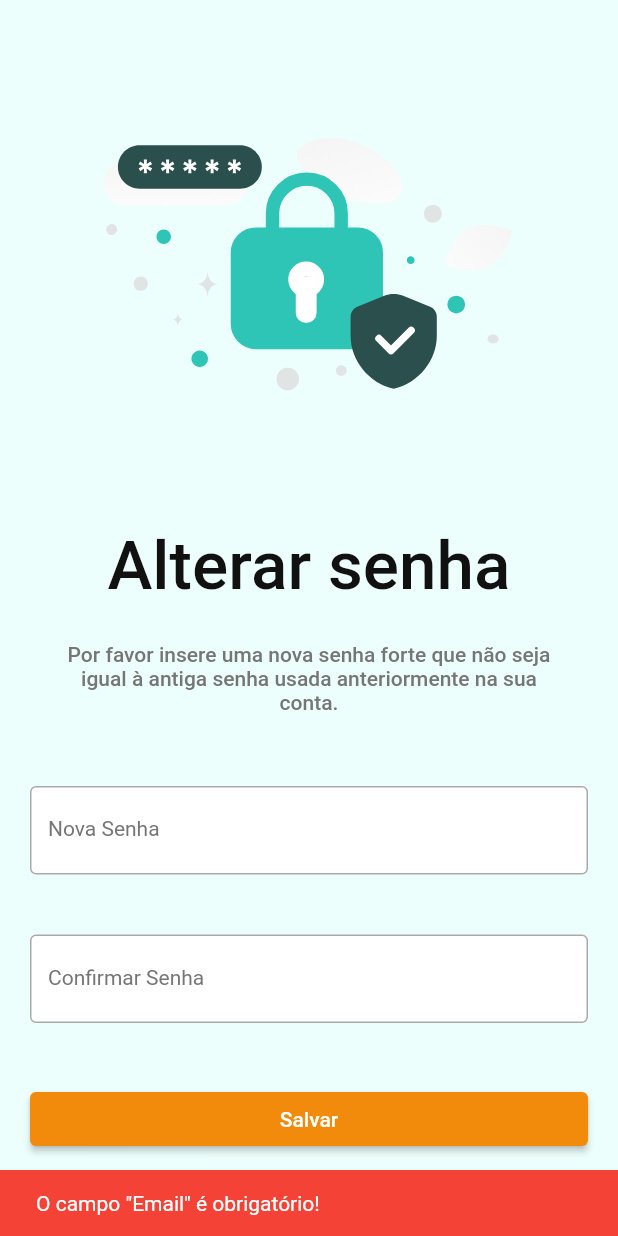
After one commit to JoaoCupido/projeto_sti, a Flutter app: the RecoverAccount3 screen opened by its route, after a tap on "Salvar", on a phone screen of 412 x 824 dp. The commit adds this screen. Run offline on Flutter 3.47's test engine with Material 2 defaults, Android fonts, the phone set to English and light mode, and no system bars; our stand-ins replace flutter_svg.

Commit message:
"Alterar senha" page (por acabar)

```diff
--- a/lib/main.dart
+++ b/lib/main.dart
@@ -4,6 +4,7 @@ import 'package:projeto_sti/onboarding_screen.dart';
 import 'package:projeto_sti/account_session.dart';
 import 'package:projeto_sti/recover_account_1.dart';
 import 'package:projeto_sti/recover_account_2.dart';
+import 'package:projeto_sti/recover_account_3.dart';
 
 void main() {
   runApp(const MyApp());
@@ -27,6 +28,7 @@ class MyApp extends StatelessWidget {
             '/login': (context) => const AccountSessionScreen(),
             '/recover-account': (context) => const RecoverAccount1(),
             '/recover-account-2': (context) => const RecoverAccount2(),
+            '/recover-account-3': (context) => const RecoverAccount3(),
           },
           theme: ThemeData(
             colorScheme: const ColorScheme(
--- a/lib/recover_account_2.dart
+++ b/lib/recover_account_2.dart
@@ -206,7 +206,7 @@ class _RecoverAccount2State extends State<RecoverAccount2>
                           onPressed: () {
                             if (_validateEmailForm()) {
                               Navigator.of(context)
-                                  .pushReplacementNamed('/tutorial');
+                                  .pushReplacementNamed('/recover-account-3');
                             }
                           },
                           child: const Text('Validar'),
--- /dev/null
+++ b/lib/recover_account_3.dart
@@ -0,0 +1,146 @@
+import 'package:flutter/material.dart';
+import 'package:flutter_svg/flutter_svg.dart';
+
+class RecoverAccount3 extends StatefulWidget {
+  const RecoverAccount3({super.key});
+
+  @override
+  State<RecoverAccount3> createState() => _RecoverAccount3State();
+}
+
+class _RecoverAccount3State extends State<RecoverAccount3>
+    with SingleTickerProviderStateMixin {
+  TextEditingController _emailController = TextEditingController();
+
+  bool _validateEmailForm() {
+    final email = _emailController.text.trim();
+
+    final RegExp emailRegex = RegExp(
+      r'^[a-zA-Z0-9.]+@[a-zA-Z0-9]+\.[a-zA-Z]+',
+    );
+
+    if (email.isEmpty) {
+      ScaffoldMessenger.of(context).showSnackBar(SnackBar(
+        content: const Text('O campo "Email" é obrigatório!'),
+        backgroundColor: Theme.of(context).colorScheme.error,
+      ));
+      return false;
+    } else if (!emailRegex.hasMatch(email)) {
+      ScaffoldMessenger.of(context).showSnackBar(SnackBar(
+        content: const Text('Por favor, digite um email válido!'),
+        backgroundColor: Theme.of(context).colorScheme.error,
+      ));
+      return false;
+    }
+
+    return true;
+  }
+
+  @override
+  Widget build(BuildContext context) {
+    return Scaffold(
+      backgroundColor: Theme.of(context).colorScheme.background,
+      body: SingleChildScrollView(
+        child: Column(
+          children: [
+            Container(
+              padding: const EdgeInsets.symmetric(horizontal: 16.0),
+              child: Column(
+                mainAxisAlignment: MainAxisAlignment.start,
+                children: [
+                  SvgPicture.asset(
+                    'assets/images/225-2-NovaSenha.svg',
+                    width: 350,
+                    height: 350,
+                  ),
+                  Padding(
+                    padding: const EdgeInsets.symmetric(vertical: 0.5),
+                    child: Text("Alterar senha",
+                        style: Theme.of(context).textTheme.displaySmall,
+                        textAlign: TextAlign.center),
+                  ),
+                  const SizedBox(height: 16.0),
+                  Padding(
+                    padding: const EdgeInsets.symmetric(
+                        vertical: 8.0, horizontal: 24.0),
+                    child: Text(
+                        "Por favor insere uma nova senha forte que não seja igual à antiga senha usada anteriormente na sua conta.",
+                        style: Theme.of(context).textTheme.bodyLarge,
+                        textAlign: TextAlign.center),
+                  ),
+                ],
+              ),
+            ),
+            const SizedBox(height: 40.0),
+            Padding(
+              padding: const EdgeInsets.symmetric(horizontal: 20),
+              child: Column(
+                children: [
+                  TextField(
+                    controller: _emailController,
+                    decoration: InputDecoration(
+                      labelText: 'Nova Senha',
+                      labelStyle: Theme.of(context).textTheme.bodyMedium,
+                      border: OutlineInputBorder(
+                        borderRadius: BorderRadius.circular(4.0),
+                        borderSide: BorderSide(
+                          color: Theme.of(context).colorScheme.outlineVariant,
+                        ),
+                      ),
+                      enabledBorder: OutlineInputBorder(
+                        borderRadius: BorderRadius.circular(4.0),
+                        borderSide: BorderSide(
+                          color: Theme.of(context).colorScheme.outlineVariant,
+                        ),
+                      ),
+                      filled: true,
+                      fillColor: Theme.of(context).colorScheme.surface,
+                    ),
+                  ),
+                  const SizedBox(height: 40),
+                  TextField(
+                    controller: _emailController,
+                    decoration: InputDecoration(
+                      labelText: 'Confirmar Senha',
+                      labelStyle: Theme.of(context).textTheme.bodyMedium,
+                      border: OutlineInputBorder(
+                        borderRadius: BorderRadius.circular(4.0),
+                        borderSide: BorderSide(
+                          color: Theme.of(context).colorScheme.outlineVariant,
+                        ),
+                      ),
+                      enabledBorder: OutlineInputBorder(
+                        borderRadius: BorderRadius.circular(4.0),
+                        borderSide: BorderSide(
+                          color: Theme.of(context).colorScheme.outlineVariant,
+                        ),
+                      ),
+                      filled: true,
+                      fillColor: Theme.of(context).colorScheme.surface,
+                    ),
+                  ),
+                  const SizedBox(height: 40),
+                  Row(
+                    children: [
+                      Expanded(
+                        child: ElevatedButton(
+                          onPressed: () {
+                            if (_validateEmailForm()) {
+                              Navigator.of(context)
+                                  .pushReplacementNamed('/recover-account-2');
+                            }
+                          },
+                          child: const Text('Salvar'),
+                        ),
+                      ),
+                    ],
+                  ),
+                ],
+              ),
+            ),
+          ],
+        ),
+      ),
+    );
+  }
+}
```
Also changed, not shown: assets/images/225-2-NovaSenha.svg (added).
